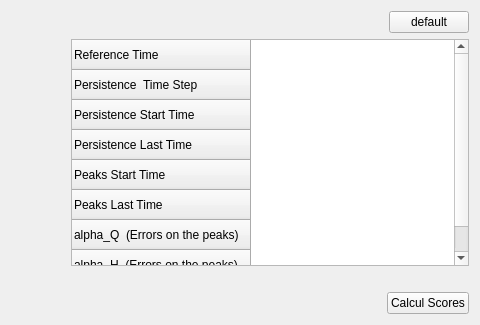
Before: the Qt Designer form ui/scores/ui_parametre.ui in Artelia/Mascaret, drawn with Qt 5; both pictures show x 421 to 901 and y 0 to 325 of the 901 by 325 pixel window.
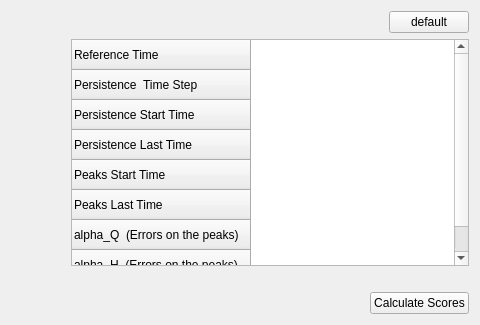
After: the same form once the commit is applied.

The edit to the form file:
```diff
--- a/ui/scores/ui_parametre.ui
+++ b/ui/scores/ui_parametre.ui
@@ -281,7 +281,7 @@
      <item>
       <widget class="QPushButton" name="bt_calcul_scores">
        <property name="text">
-        <string>Calcul Scores</string>
+        <string>Calculate Scores</string>
        </property>
       </widget>
      </item>
```
